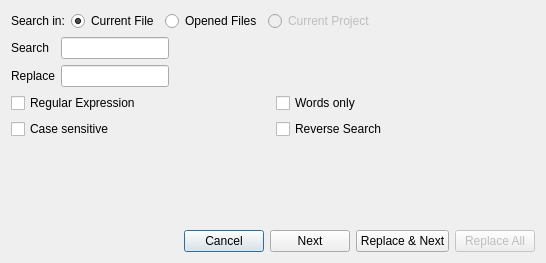
The window that src/uis/advancedsearch.ui (O3PRM/O3PRMEditor) describes before a commit, drawn with Qt 5.
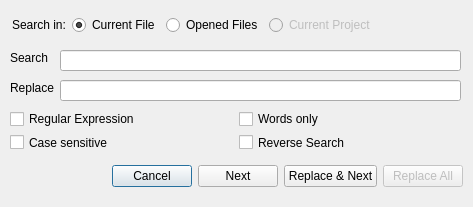
The same window after the commit. Icons and pictures are not drawn.

Commit message: Resized advance search dialog.

What changed in the file:
```diff
--- a/src/uis/advancedsearch.ui
+++ b/src/uis/advancedsearch.ui
@@ -6,8 +6,8 @@
    <rect>
     <x>0</x>
     <y>0</y>
-    <width>546</width>
-    <height>263</height>
+    <width>473</width>
+    <height>207</height>
    </rect>
   </property>
   <property name="windowTitle">
@@ -17,8 +17,15 @@
    <iconset resource="../rsrc/resources.qrc">
     <normaloff>:/icons/logo</normaloff>:/icons/logo</iconset>
   </property>
-  <layout class="QVBoxLayout" name="verticalLayout_2">
-   <item>
+  <widget class="QWidget" name="">
+   <property name="geometry">
+    <rect>
+     <x>12</x>
+     <y>12</y>
+     <width>451</width>
+     <height>26</height>
+    </rect>
+   </property>
     <layout class="QHBoxLayout" name="horizontalLayout">
      <item>
       <widget class="QLabel" name="label_2">
@@ -68,35 +75,16 @@
       </spacer>
      </item>
     </layout>
-   </item>
-   <item>
-    <layout class="QFormLayout" name="formLayout">
-     <property name="fieldGrowthPolicy">
-      <enum>QFormLayout::FieldsStayAtSizeHint</enum>
-     </property>
-     <item row="1" column="0">
-      <widget class="QLabel" name="label">
-       <property name="text">
-        <string>Search</string>
-       </property>
-      </widget>
-     </item>
-     <item row="1" column="1">
-      <widget class="QLineEdit" name="searchEdit"/>
-     </item>
-     <item row="2" column="0">
-      <widget class="QLabel" name="label_3">
-       <property name="text">
-        <string>Replace</string>
-       </property>
-      </widget>
-     </item>
-     <item row="2" column="1">
-      <widget class="QLineEdit" name="replaceEdit"/>
-     </item>
-    </layout>
-   </item>
-   <item>
+  </widget>
+  <widget class="QWidget" name="">
+   <property name="geometry">
+    <rect>
+     <x>10</x>
+     <y>110</y>
+     <width>451</width>
+     <height>41</height>
+    </rect>
+   </property>
     <layout class="QHBoxLayout" name="horizontalLayout_3">
      <item>
       <layout class="QVBoxLayout" name="verticalLayout">
@@ -161,8 +149,16 @@
       </layout>
      </item>
     </layout>
-   </item>
-   <item>
+  </widget>
+  <widget class="QWidget" name="">
+   <property name="geometry">
+    <rect>
+     <x>12</x>
+     <y>160</y>
+     <width>451</width>
+     <height>32</height>
+    </rect>
+   </property>
     <layout class="QHBoxLayout" name="horizontalLayout_4">
      <item>
       <spacer name="horizontalSpacer">
@@ -209,8 +205,53 @@
       </widget>
      </item>
     </layout>
-   </item>
-  </layout>
+  </widget>
+  <widget class="QLineEdit" name="replaceEdit">
+   <property name="geometry">
+    <rect>
+     <x>60</x>
+     <y>80</y>
+     <width>401</width>
+     <height>21</height>
+    </rect>
+   </property>
+  </widget>
+  <widget class="QLineEdit" name="searchEdit">
+   <property name="geometry">
+    <rect>
+     <x>60</x>
+     <y>50</y>
+     <width>401</width>
+     <height>21</height>
+    </rect>
+   </property>
+  </widget>
+  <widget class="QLabel" name="label_3">
+   <property name="geometry">
+    <rect>
+     <x>10</x>
+     <y>80</y>
+     <width>48</width>
+     <height>16</height>
+    </rect>
+   </property>
+   <property name="text">
+    <string>Replace</string>
+   </property>
+  </widget>
+  <widget class="QLabel" name="label">
+   <property name="geometry">
+    <rect>
+     <x>10</x>
+     <y>50</y>
+     <width>42</width>
+     <height>16</height>
+    </rect>
+   </property>
+   <property name="text">
+    <string>Search</string>
+   </property>
+  </widget>
  </widget>
  <resources>
   <include location="../rsrc/resources.qrc"/>
```
Lines whose indentation alone changed are shown as unchanged.
